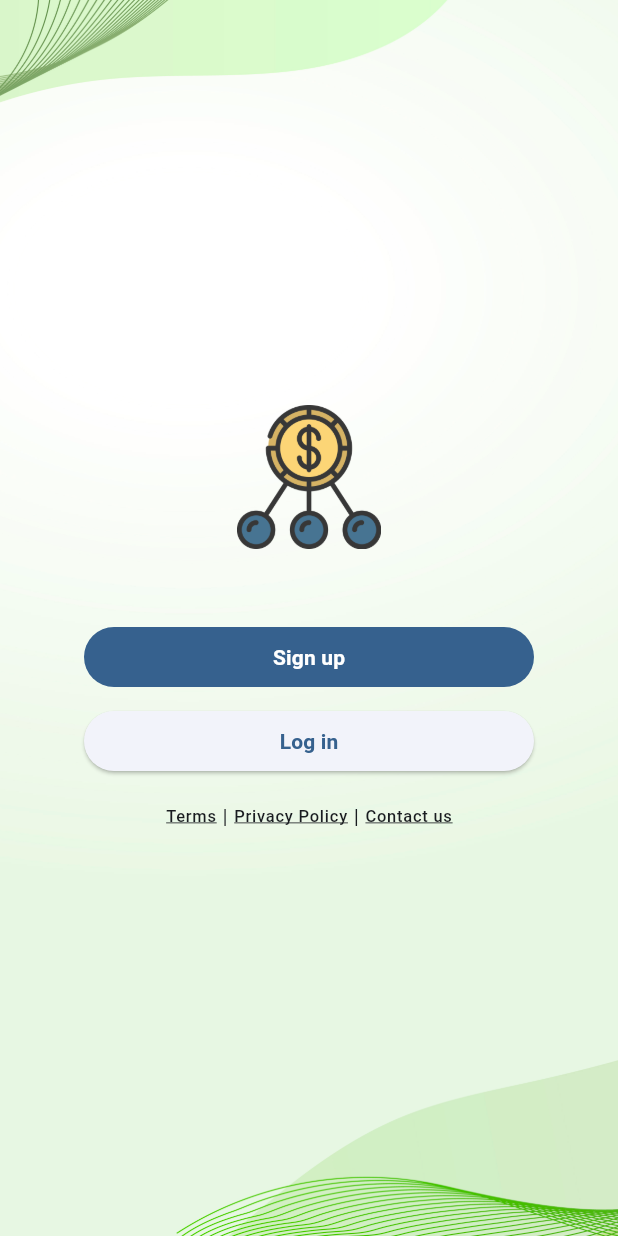
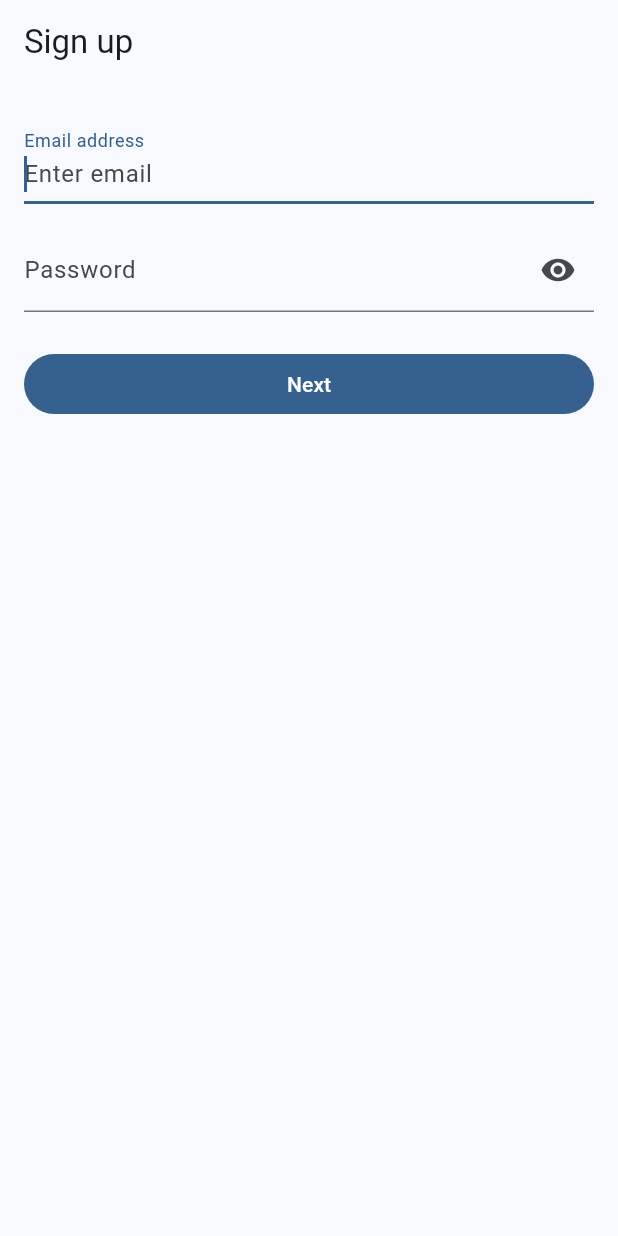
Before and after one commit to TommyNhatNguyen/Money-splitter, a Flutter app: the screen it shows after launch, on a phone screen of 412 x 824 dp. Run offline on Flutter 3.47's test engine with Material 3 defaults, Android fonts, the phone set to English and light mode, and no system bars; our stand-ins replace email_validator, equatable, firebase_core, go_router; accounts and stored records are empty.

Commit message:
feat: sign up ui

```diff
--- a/lib/config/app_routes.dart
+++ b/lib/config/app_routes.dart
@@ -1,4 +1,5 @@
 class AppRoutes {
   static const home = '/';
   static const auth = '/auth';
+  static const register = '/register';
 }
--- a/lib/config/routes.dart
+++ b/lib/config/routes.dart
@@ -1,13 +1,24 @@
 import 'package:ecommerce/config/app_routes.dart';
 import 'package:ecommerce/views/auth/auth_screen.dart';
+import 'package:ecommerce/views/auth/register_screen.dart';
 import 'package:ecommerce/views/home/home_screen.dart';
 import 'package:go_router/go_router.dart';
 
 GoRouter routerConfigInit() {
   final GoRouter router = GoRouter(
-    initialLocation: AppRoutes.home,
+    initialLocation: AppRoutes.register,
     redirect: (context, state) {
-      return AppRoutes.auth;
+      // final List<String> publicRoutes = [AppRoutes.auth, AppRoutes.home];
+      // final isAuthenticated = false;
+      // final isPublicRoutes = publicRoutes.contains(state.uri.toString());
+      // print(isPublicRoutes);
+      // if (isAuthenticated) {
+      //   return AppRoutes.home;
+      // }
+      // if (!isAuthenticated && state.uri.toString() == AppRoutes.home) {
+      //   return AppRoutes.auth;
+      // }
+      return state.fullPath;
     },
     routes: [
       GoRoute(
@@ -20,6 +31,11 @@ GoRouter routerConfigInit() {
         name: AppRoutes.auth,
         builder: (context, state) => const AuthScreen(),
       ),
+      GoRoute(
+        path: AppRoutes.register,
+        name: AppRoutes.register,
+        builder: (context, state) => const RegisterScreen(),
+      ),
     ],
   );
   return router;
--- a/lib/views/auth/auth_screen.dart
+++ b/lib/views/auth/auth_screen.dart
@@ -1,5 +1,7 @@
+import 'package:ecommerce/config/app_routes.dart';
 import 'package:ecommerce/core/assets/app_images.dart';
 import 'package:flutter/material.dart';
+import 'package:go_router/go_router.dart';
 
 class AuthScreen extends StatelessWidget {
   const AuthScreen({super.key});
@@ -27,7 +29,9 @@ class AuthScreen extends StatelessWidget {
                     SizedBox(
                       width: double.infinity,
                       child: FilledButton(
-                        onPressed: () {},
+                        onPressed: () {
+                          context.push(AppRoutes.register);
+                        },
                         child: const Text(
                           "Sign up",
                           style: TextStyle(fontWeight: FontWeight.bold),
--- /dev/null
+++ b/lib/views/auth/register_screen.dart
@@ -0,0 +1,97 @@
+import 'package:email_validator/email_validator.dart';
+import 'package:flutter/material.dart';
+
+class RegisterScreen extends StatefulWidget {
+  const RegisterScreen({super.key});
+
+  @override
+  State<RegisterScreen> createState() => _RegisterScreenState();
+}
+
+class _RegisterScreenState extends State<RegisterScreen> {
+  final formKey = GlobalKey<FormState>();
+  final _emailController = TextEditingController();
+  final _passwordController = TextEditingController();
+  bool isShowPassword = false;
+
+  @override
+  Widget build(BuildContext context) {
+    void toggleShowPassword() {
+      setState(() {
+        isShowPassword = !isShowPassword;
+      });
+    }
+
+    void onSubmit() {
+      final isValid = formKey.currentState?.validate() ?? false;
+      if (!isValid) {
+        return;
+      } else {
+        print("Email: " + _emailController.text);
+        print("Password: " + _passwordController.text);
+      }
+    }
+
+    return Scaffold(
+      appBar: AppBar(title: Text("Sign up"), centerTitle: false),
+      body: Container(
+        padding: const EdgeInsets.symmetric(horizontal: 16),
+        child: Form(
+          key: formKey,
+          child: Column(
+            children: [
+              const SizedBox(height: 24),
+              TextFormField(
+                autofocus: true,
+                controller: _emailController,
+                decoration: InputDecoration(
+                  labelText: "Email address",
+                  hintText: "Enter email",
+                ),
+                validator: (value) {
+                  final isNotValid =
+                      value == null ||
+                      value.isEmpty ||
+                      !EmailValidator.validate(value);
+                  if (isNotValid) {
+                    return "Please enter a valid email address";
+                  }
+                  return null;
+                },
+              ),
+              const SizedBox(height: 16),
+              TextFormField(
+                obscureText: !isShowPassword,
+                controller: _passwordController,
+                decoration: InputDecoration(
+                  labelText: "Password",
+                  hintText: "Enter password",
+                  suffixIcon: IconButton(
+                    onPressed: toggleShowPassword,
+                    icon: isShowPassword
+                        ? Icon(Icons.visibility_off)
+                        : Icon(Icons.visibility),
+                  ),
+                ),
+                validator: (value) {
+                  final isNotValid = value == null || value.isEmpty;
+                  if (isNotValid) {
+                    return "Please enter a valid password";
+                  } else if (value.length <= 6) {
+                    return "Password must have more than 6 characters";
+                  }
+                  return null;
+                },
+              ),
+              const SizedBox(height: 24),
+              SizedBox(
+                width: double.infinity,
+                child: FilledButton(onPressed: onSubmit, child: Text("Next")),
+              ),
+            ],
+          ),
+        ),
+      ),
+    );
+  }
+}
--- a/pubspec.yaml
+++ b/pubspec.yaml
@@ -18,6 +18,7 @@ dependencies:
   equatable: ^2.0.0
   go_router: ^17.0.0
   flutter_svg: ^2.2.3
+  email_validator: ^3.0.0
 
 dev_dependencies:
   flutter_test:
```
Also changed, not shown: lib/core/utils/base_input_validator.dart (added, +23 -0 lines), pubspec.lock.
